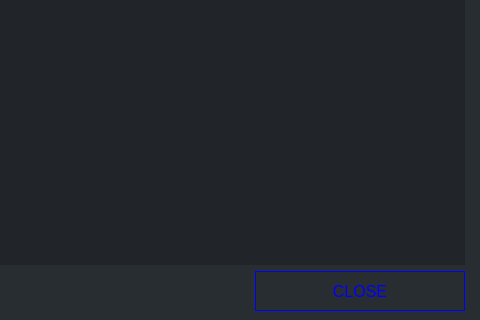
Above: src/gui/ui/depositdetailsdialog.ui from aluisyoanx/gui-wallet before the change; both pictures show x 256 to 736 and y 180 to 500 of the 736 by 500 pixel window. Below: the same form after it.
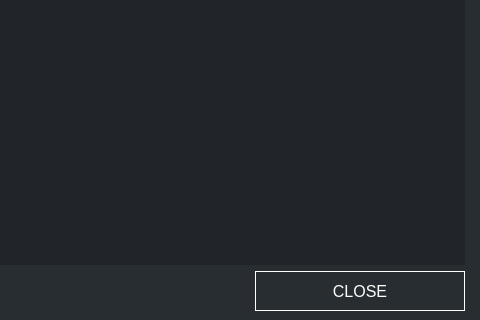
That is the form after the change.

```diff
--- a/src/gui/ui/depositdetailsdialog.ui
+++ b/src/gui/ui/depositdetailsdialog.ui
@@ -68,7 +68,7 @@
       </spacer>
      </item>
      <item>
-      <widget class="QPushButton" name="m_closeButton">
+      <widget class="QPushButton" name="m_okButton">
        <property name="minimumSize">
         <size>
          <width>210</width>
@@ -76,12 +76,12 @@
         </size>
        </property>
        <property name="font">
-        <font>
-         <pointsize>-1</pointsize>
-        </font>
+        <font/>
        </property>
        <property name="styleSheet">
-        <string notr="true">color: blue; background-color: #1; border: 1px solid blue; font-size: 16px;</string>
+        <string notr="true">QPushButton#m_okButton {color: white; background-color: #1; border: 1px solid white; font-size: 16px;}
+
+QPushButton#m_okButton:hover {color: white; background-color: #1; border: 2px solid white; font-size: 16px;}</string>
        </property>
        <property name="text">
         <string>CLOSE</string>
```
Left out of the diff: 2 changed lines with no effect on the pictures.
